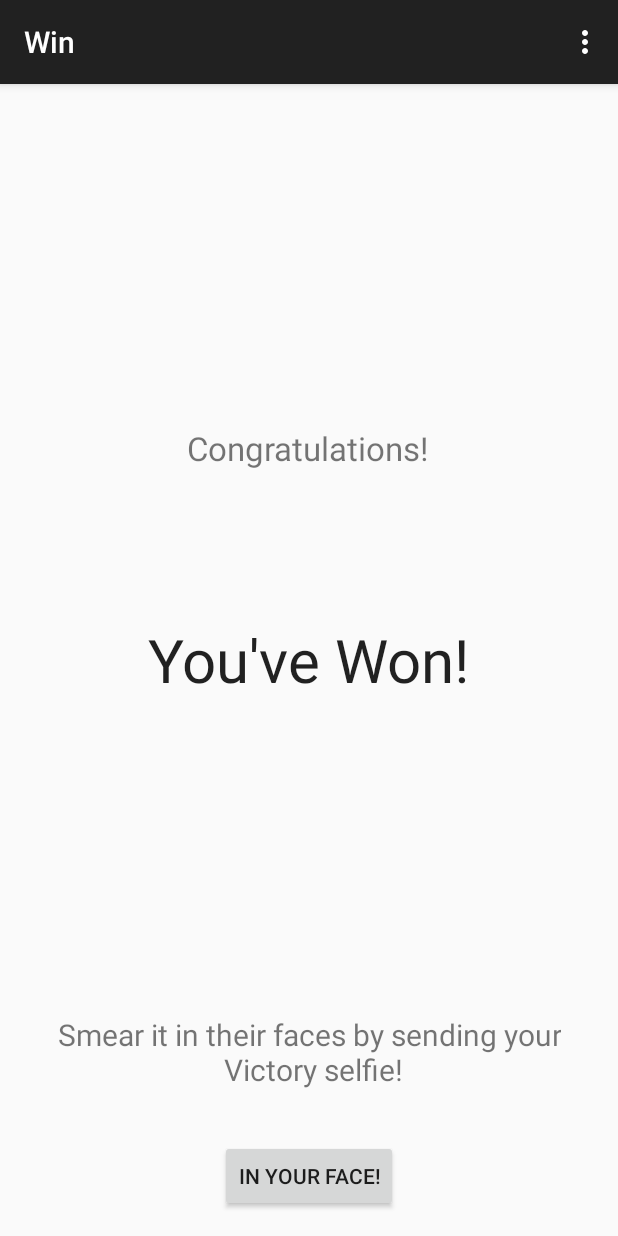
After one commit to anraja/Faceon, an Android app: the Win screen opened directly, with no data from a screen before it, on a phone screen of 412 x 824 dp. The commit adds this screen. Run offline under Robolectric (Android 15) with nearby library versions, the phone set to English and light mode, and no system bars.

Commit message:
Added the win screen, the buttons just prints information to show that the button is pressed.

```diff
--- a/app/src/main/AndroidManifest.xml
+++ b/app/src/main/AndroidManifest.xml
@@ -43,6 +43,10 @@
             android:parentActivityName=".AddFriends"
             android:theme="@style/Theme.AppCompat.Light" >
         </activity>
+        <activity
+            android:name=".Win"
+            android:label="@string/title_activity_win" >
+        </activity>
     </application>
 
 </manifest>
--- /dev/null
+++ b/app/src/main/java/com/example/anitha/faceon/Win.java
@@ -0,0 +1,49 @@
+package com.example.anitha.faceon;
+
+import android.support.v7.app.ActionBarActivity;
+import android.os.Bundle;
+import android.view.Menu;
+import android.view.MenuItem;
+import android.view.View;
+import android.widget.Button;
+import android.util.Log;
+
+
+public class Win extends ActionBarActivity {
+
+    @Override
+    protected void onCreate(Bundle savedInstanceState) {
+        super.onCreate(savedInstanceState);
+        setContentView(R.layout.activity_win);
+        Button button = (Button) findViewById(R.id.win_button);
+
+        button.setOnClickListener(new View.OnClickListener() {
+            public void onClick(View v) {
+                Log.d("Win","Clicked to send selfie");
+            }
+        });
+    }
+
+
+    @Override
+    public boolean onCreateOptionsMenu(Menu menu) {
+        // Inflate the menu; this adds items to the action bar if it is present.
+        getMenuInflater().inflate(R.menu.menu_win, menu);
+        return true;
+    }
+
+    @Override
+    public boolean onOptionsItemSelected(MenuItem item) {
+        // Handle action bar item clicks here. The action bar will
+        // automatically handle clicks on the Home/Up button, so long
+        // as you specify a parent activity in AndroidManifest.xml.
+        int id = item.getItemId();
+
+        //noinspection SimplifiableIfStatement
+        if (id == R.id.action_settings) {
+            return true;
+        }
+
+        return super.onOptionsItemSelected(item);
+    }
+}
--- /dev/null
+++ b/app/src/main/res/menu/menu_win.xml
@@ -0,0 +1,6 @@
+<menu xmlns:android="http://schemas.android.com/apk/res/android"
+    xmlns:app="http://schemas.android.com/apk/res-auto"
+    xmlns:tools="http://schemas.android.com/tools" tools:context="com.example.anitha.faceon.Win">
+    <item android:id="@+id/action_settings" android:title="@string/action_settings"
+        android:orderInCategory="100" app:showAsAction="never" />
+</menu>
--- a/app/src/main/res/values/strings.xml
+++ b/app/src/main/res/values/strings.xml
@@ -2,7 +2,10 @@
 <resources>
 
     <string name="app_name">Selfie Challenge</string>
-    <string name="hello_world">Hello world!</string>
+    <string name="win_con">Congratulations!</string>
+    <string name="win">You've Won!</string>
+    <string name="smear">Smear it in their faces by sending your\n Victory selfie!</string>
+    <string name="win_button">In your face!</string>
     <string name="ok">OK</string>
     <string name="cancel">Cancel</string>
     <string name="action_settings">Settings</string>
@@ -13,5 +16,6 @@
     <string name="title_activity_select_friends">SelectFriends</string>
     <string name="hello_blank_fragment">Hello blank fragment</string>
     <string name="edit_profile">Edit Profile</string>
+    <string name="title_activity_win">Win</string>
 
 </resources>
```
